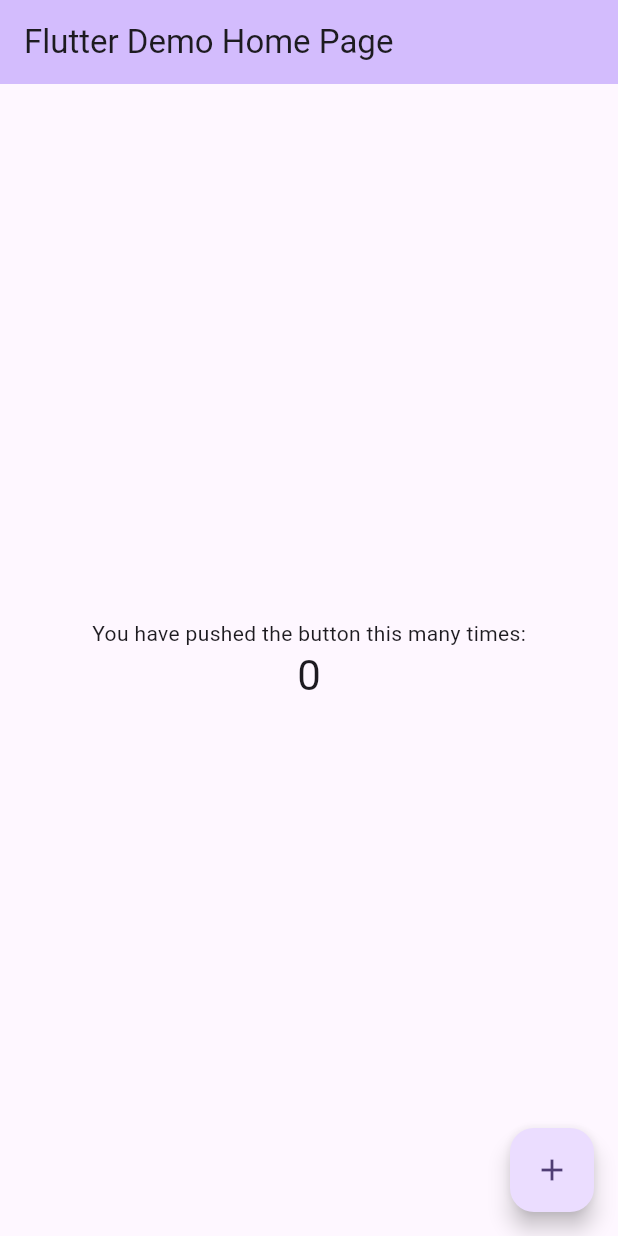
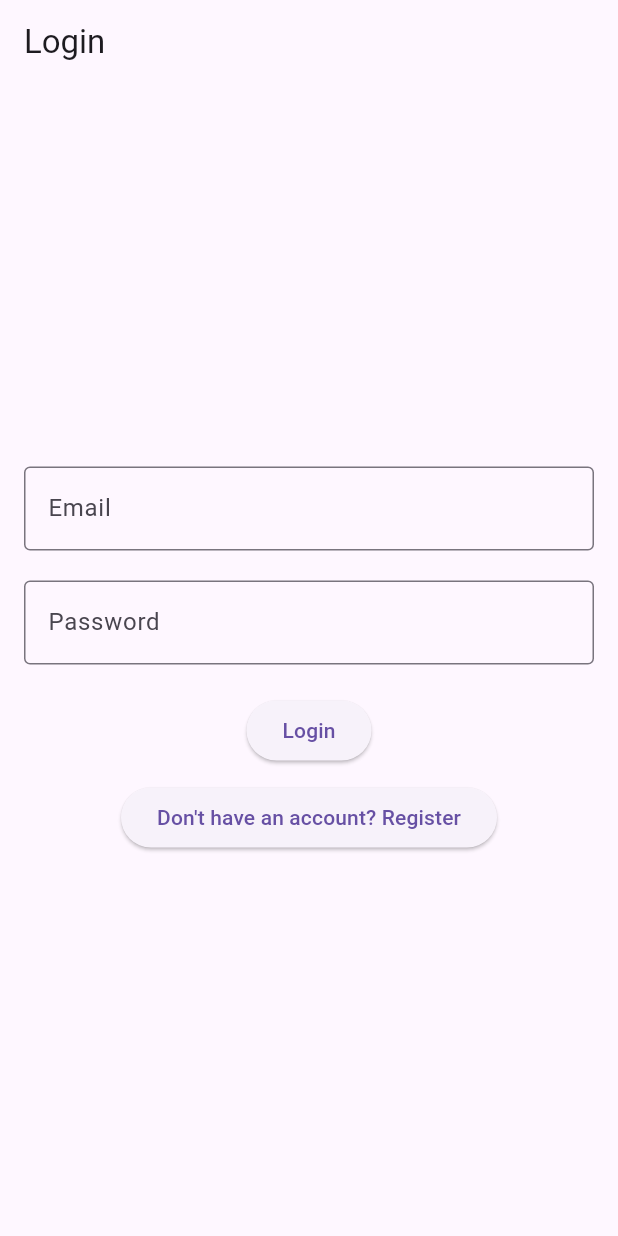
Before and after one commit to DinethShakya23/e20-3yp-Smart-Aquarium, a Flutter app: the screen it shows after launch, on a phone screen of 412 x 824 dp. Run offline on Flutter 3.47's test engine with Material 3 defaults, Android fonts, the phone set to English and light mode, and no system bars.

Commit message:
Initialized login, dashboard, registration screens and also widget button (work in progress)

```diff
--- a/code/Frontend/lib/main.dart
+++ b/code/Frontend/lib/main.dart
@@ -1,125 +1,20 @@
 import 'package:flutter/material.dart';
 
+import 'screens/login_screen.dart'; // Import the login screen
+
 void main() {
-  runApp(const MyApp());
+  runApp(MyApp());
 }
 
 class MyApp extends StatelessWidget {
-  const MyApp({super.key});
-
-  // This widget is the root of your application.
   @override
   Widget build(BuildContext context) {
     return MaterialApp(
-      title: 'Flutter Demo',
+      title: 'Smart Aquarium',
       theme: ThemeData(
-        // This is the theme of your application.
-        //
-        // TRY THIS: Try running your application with "flutter run". You'll see
-        // the application has a purple toolbar. Then, without quitting the app,
-        // try changing the seedColor in the colorScheme below to Colors.green
-        // and then invoke "hot reload" (save your changes or press the "hot
-        // reload" button in a Flutter-supported IDE, or press "r" if you used
-        // the command line to start the app).
-        //
-        // Notice that the counter didn't reset back to zero; the application
-        // state is not lost during the reload. To reset the state, use hot
-        // restart instead.
-        //
-        // This works for code too, not just values: Most code changes can be
-        // tested with just a hot reload.
-        colorScheme: ColorScheme.fromSeed(seedColor: Colors.deepPurple),
-        useMaterial3: true,
+        primarySwatch: Colors.blue,
       ),
-      home: const MyHomePage(title: 'Flutter Demo Home Page'),
+      home: LoginScreen(), // Set the initial screen to LoginScreen
     );
   }
 }
-
-class MyHomePage extends StatefulWidget {
-  const MyHomePage({super.key, required this.title});
-
-  // This widget is the home page of your application. It is stateful, meaning
-  // that it has a State object (defined below) that contains fields that affect
-  // how it looks.
-
-  // This class is the configuration for the state. It holds the values (in this
-  // case the title) provided by the parent (in this case the App widget) and
-  // used by the build method of the State. Fields in a Widget subclass are
-  // always marked "final".
-
-  final String title;
-
-  @override
-  State<MyHomePage> createState() => _MyHomePageState();
-}
-
-class _MyHomePageState extends State<MyHomePage> {
-  int _counter = 0;
-
-  void _incrementCounter() {
-    setState(() {
-      // This call to setState tells the Flutter framework that something has
-      // changed in this State, which causes it to rerun the build method below
-      // so that the display can reflect the updated values. If we changed
-      // _counter without calling setState(), then the build method would not be
-      // called again, and so nothing would appear to happen.
-      _counter++;
-    });
-  }
-
-  @override
-  Widget build(BuildContext context) {
-    // This method is rerun every time setState is called, for instance as done
-    // by the _incrementCounter method above.
-    //
-    // The Flutter framework has been optimized to make rerunning build methods
-    // fast, so that you can just rebuild anything that needs updating rather
-    // than having to individually change instances of widgets.
-    return Scaffold(
-      appBar: AppBar(
-        // TRY THIS: Try changing the color here to a specific color (to
-        // Colors.amber, perhaps?) and trigger a hot reload to see the AppBar
-        // change color while the other colors stay the same.
-        backgroundColor: Theme.of(context).colorScheme.inversePrimary,
-        // Here we take the value from the MyHomePage object that was created by
-        // the App.build method, and use it to set our appbar title.
-        title: Text(widget.title),
-      ),
-      body: Center(
-        // Center is a layout widget. It takes a single child and positions it
-        // in the middle of the parent.
-        child: Column(
-          // Column is also a layout widget. It takes a list of children and
-          // arranges them vertically. By default, it sizes itself to fit its
-          // children horizontally, and tries to be as tall as its parent.
-          //
-          // Column has various properties to control how it sizes itself and
-          // how it positions its children. Here we use mainAxisAlignment to
-          // center the children vertically; the main axis here is the vertical
-          // axis because Columns are vertical (the cross axis would be
-          // horizontal).
-          //
-          // TRY THIS: Invoke "debug painting" (choose the "Toggle Debug Paint"
-          // action in the IDE, or press "p" in the console), to see the
-          // wireframe for each widget.
-          mainAxisAlignment: MainAxisAlignment.center,
-          children: <Widget>[
-            const Text(
-              'You have pushed the button this many times:',
-            ),
-            Text(
-              '$_counter',
-              style: Theme.of(context).textTheme.headlineMedium,
-            ),
-          ],
-        ),
-      ),
-      floatingActionButton: FloatingActionButton(
-        onPressed: _incrementCounter,
-        tooltip: 'Increment',
-        child: const Icon(Icons.add),
-      ), // This trailing comma makes auto-formatting nicer for build methods.
-    );
-  }
-}
--- /dev/null
+++ b/code/Frontend/lib/screens/login_screen.dart
@@ -0,0 +1,61 @@
+import 'package:flutter/material.dart';
+
+import '../widgets/custom_button.dart';
+import 'dashboard_screen.dart'; // Import the dashboard screen
+import 'registration_screen.dart'; // Import the registration screen
+
+class LoginScreen extends StatelessWidget {
+  @override
+  Widget build(BuildContext context) {
+    return Scaffold(
+      appBar: AppBar(
+        title: Text('Login'),
+      ),
+      body: Padding(
+        padding: const EdgeInsets.all(16.0),
+        child: Column(
+          mainAxisAlignment: MainAxisAlignment.center,
+          children: [
+            TextField(
+              decoration: InputDecoration(
+                labelText: 'Email',
+                border: OutlineInputBorder(),
+              ),
+            ),
+            SizedBox(height: 20),
+            TextField(
+              obscureText: true,
+              decoration: InputDecoration(
+                labelText: 'Password',
+                border: OutlineInputBorder(),
+              ),
+            ),
+            SizedBox(height: 20),
+            ElevatedButton(
+              onPressed: () {
+                // Navigate to the dashboard after login
+                Navigator.pushReplacement(
+                  context,
+                  MaterialPageRoute(builder: (context) => DashboardScreen()),
+                );
+              },
+              child: Text('Login'),
+            ),
+            SizedBox(height: 10),
+            CustomButton(
+              text: "Don't have an account? Register",
+              onPressed: () {
+                // Handle registration
+                // Navigate to the registration screen
+                Navigator.push(
+                  context,
+                  MaterialPageRoute(builder: (context) => RegistrationScreen()),
+                );
+              },
+            ),
+          ],
+        ),
+      ),
+    );
+  }
+}
--- /dev/null
+++ b/code/Frontend/lib/widgets/custom_button.dart
@@ -0,0 +1,16 @@
+import 'package:flutter/material.dart';
+
+class CustomButton extends StatelessWidget {
+  final String text;
+  final VoidCallback onPressed;
+
+  CustomButton({required this.text, required this.onPressed});
+
+  @override
+  Widget build(BuildContext context) {
+    return ElevatedButton(
+      onPressed: onPressed,
+      child: Text(text),
+    );
+  }
+}
```
Also changed, not shown: code/Frontend/lib/screens/dashboard_screen.dart (added, +18 -0 lines), code/Frontend/lib/screens/registration_screen.dart (added, +55 -0 lines), code/Frontend/pubspec.lock, 1 other file.
